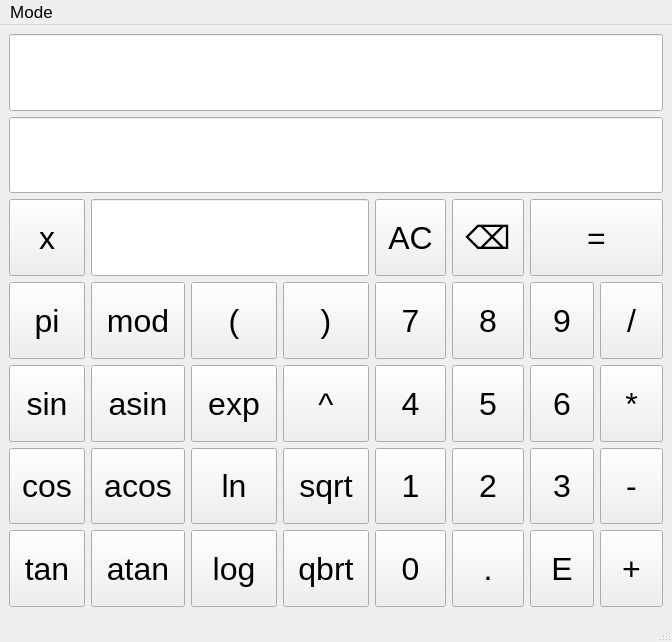
Before: the Qt Designer form SmartCalc2/view/mainwindow.ui in SergSinitsyn/Smart-Calculator, drawn with Qt 5.
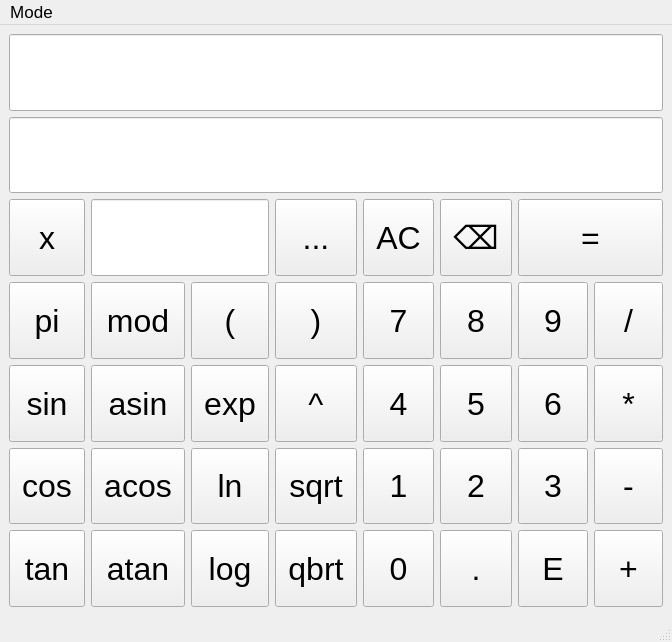
After: the same form once the commit is applied.

Commit message: start graph

What changed in the file:
```diff
--- a/SmartCalc2/view/mainwindow.ui
+++ b/SmartCalc2/view/mainwindow.ui
@@ -462,16 +462,6 @@
       </property>
      </widget>
     </item>
-    <item row="2" column="1" colspan="3">
-     <widget class="QLineEdit" name="lineEdit_input_x">
-      <property name="sizePolicy">
-       <sizepolicy hsizetype="MinimumExpanding" vsizetype="Expanding">
-        <horstretch>0</horstretch>
-        <verstretch>0</verstretch>
-       </sizepolicy>
-      </property>
-     </widget>
-    </item>
     <item row="4" column="4">
      <widget class="QToolButton" name="toolButton_number_4">
       <property name="sizePolicy">
@@ -773,6 +763,35 @@
       </property>
      </widget>
     </item>
+    <item row="2" column="1" colspan="2">
+     <widget class="QLineEdit" name="lineEdit_input_x">
+      <property name="sizePolicy">
+       <sizepolicy hsizetype="Ignored" vsizetype="Expanding">
+        <horstretch>0</horstretch>
+        <verstretch>0</verstretch>
+       </sizepolicy>
+      </property>
+     </widget>
+    </item>
+    <item row="2" column="3">
+     <widget class="QToolButton" name="toolButton_Graph">
+      <property name="sizePolicy">
+       <sizepolicy hsizetype="Expanding" vsizetype="Expanding">
+        <horstretch>0</horstretch>
+        <verstretch>0</verstretch>
+       </sizepolicy>
+      </property>
+      <property name="minimumSize">
+       <size>
+        <width>40</width>
+        <height>0</height>
+       </size>
+      </property>
+      <property name="text">
+       <string>...</string>
+      </property>
+     </widget>
+    </item>
    </layout>
   </widget>
   <widget class="QMenuBar" name="menubar">
```
The commit also changes 495 other files.
